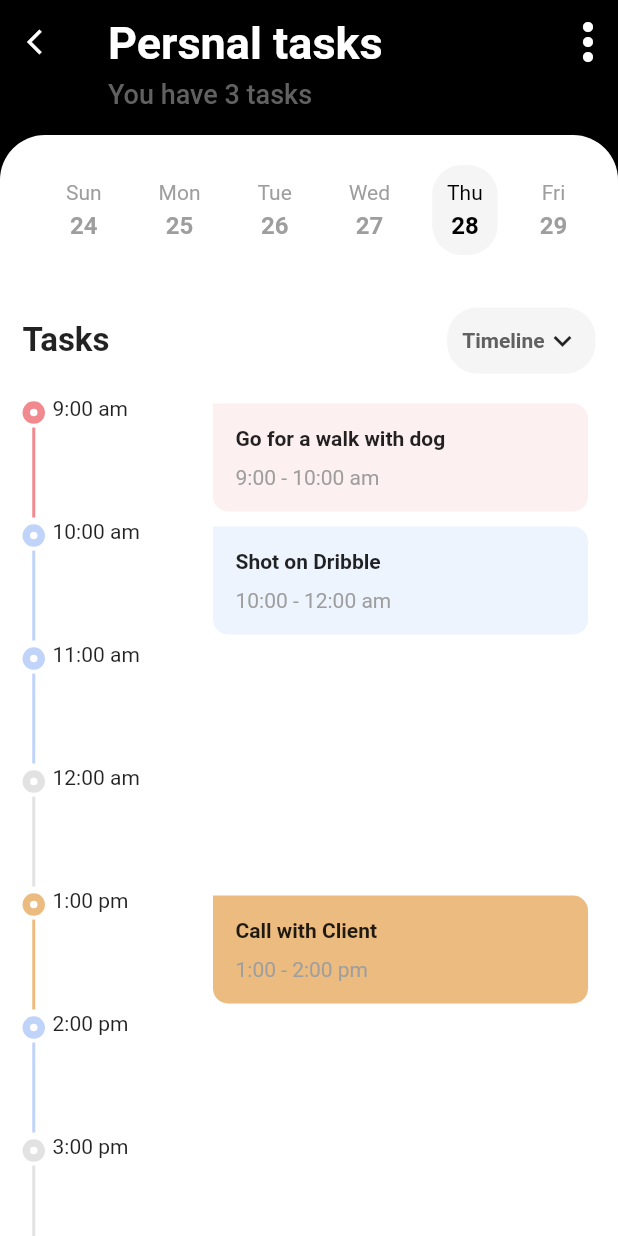
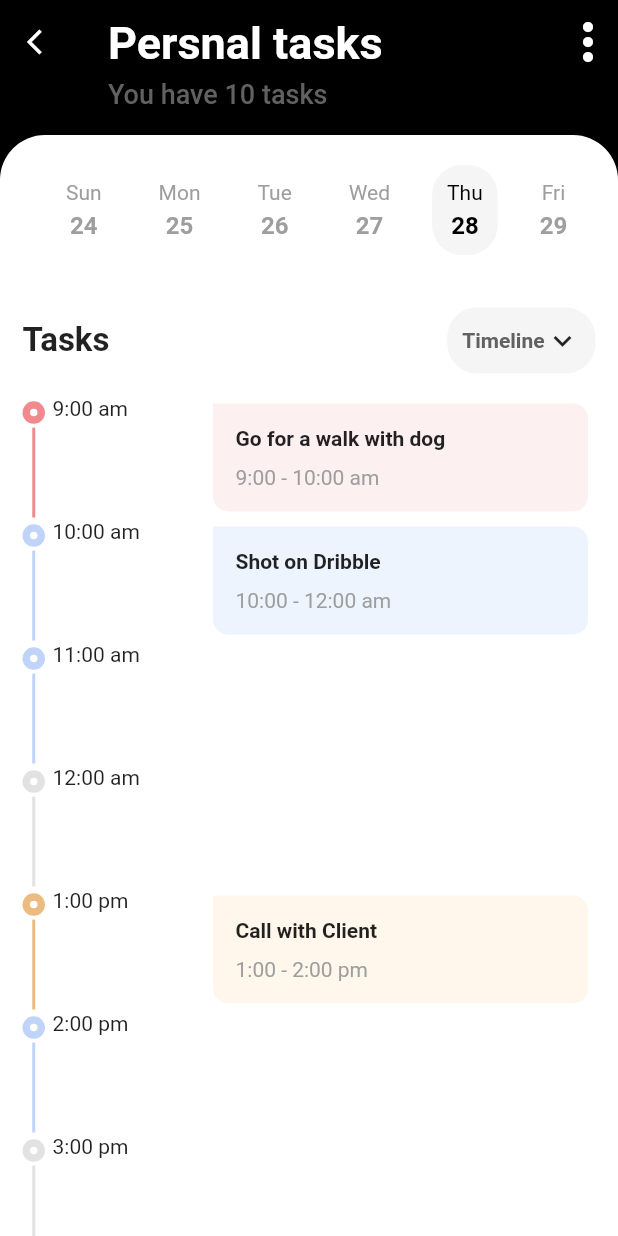
Before and after one commit to Salman313ali/todo_app, a Flutter app: the screen it shows after launch, after a tap on "Persnal", on a phone screen of 412 x 824 dp. Run offline on Flutter 3.47's test engine with Material 2 defaults, Android fonts, the phone set to English and light mode, and no system bars; drawn by our look-alikes of timeline_tile; our stand-ins replace dotted_border.

Commit message:
minor changes in ui

```diff
--- a/lib/models/task.dart
+++ b/lib/models/task.dart
@@ -31,8 +31,8 @@ class Task {
         bgColor: MYellowLight,
         iconColor: MYellowDark,
         btnColor: MYellow,
-        left: 3,
-        done: 1,
+        left: 10,
+        done: 2,
         desc: [
           {
             'time': '9:00 am',
@@ -65,7 +65,7 @@ class Task {
             'title': 'Call with Client',
             'slot': '1:00 - 2:00 pm',
             'tlColor': MYellowDark,
-            'bgColor': MYellowDark
+            'bgColor': MYellowLight
           },
           {
             'time': '2:00 pm',
@@ -81,10 +81,10 @@ class Task {
           },
           {
             'time': '4:00 pm',
-            'title': 'Call with Client',
+            'title': 'Nap',
             'slot': '4:00 - 5:00 pm',
-            'tlColor': MYellowDark,
-            'bgColor': MYellowDark
+            'tlColor': MBlueDark,
+            'bgColor': MBlueLight
           },
           {
             'time': '5:00 pm',
@@ -94,10 +94,10 @@ class Task {
           },
           {
             'time': '6:00 pm',
-            'title': 'Call with Client',
+            'title': 'Tv Time',
             'slot': '6:00 - 7:00 pm',
-            'tlColor': MYellowDark,
-            'bgColor': MYellowDark
+            'tlColor': MRedDark,
+            'bgColor': MRedLight
           },
         ],
       ),
@@ -109,7 +109,28 @@ class Task {
           btnColor: MRed,
           left: 0,
           done: 0,
-      ),
+          desc: [
+            {
+              'time': '4:00 pm',
+              'title': 'Nap',
+              'slot': '4:00 - 5:00 pm',
+              'tlColor': MBlueDark,
+              'bgColor': MBlueLight
+            },
+            {
+              'time': '5:00 pm',
+              'title': '',
+              'slot': '',
+              'tlColor': Colors.grey.withOpacity(0.3),
+            },
+            {
+              'time': '6:00 pm',
+              'title': 'Tv Time',
+              'slot': '6:00 - 7:00 pm',
+              'tlColor': MRedDark,
+              'bgColor': MRedLight
+            },
+          ]),
       Task(
         iconData: Icons.favorite_rounded,
         title: 'Health',
--- a/lib/screens/details/detail.dart
+++ b/lib/screens/details/detail.dart
@@ -53,6 +53,20 @@ class DetailPage extends StatelessWidget {
                         (_, index) => TaskTimeLine(detailList[index]),
                         childCount: detailList.length),
                   ),
+            SliverFillRemaining(
+              child: Container(
+                color: Colors.white,
+                child: Center(
+                  child: Text(
+                    " ",
+                    style: TextStyle(
+                      color: Colors.grey,
+                      fontSize: 18,
+                    ),
+                  ),
+                ),
+              ),
+            )
           ],
         ));
   }
--- a/lib/screens/home/Widgets/tasks.dart
+++ b/lib/screens/home/Widgets/tasks.dart
@@ -54,6 +54,7 @@ class Tasks extends StatelessWidget {
         ),
         child: Column(
           crossAxisAlignment: CrossAxisAlignment.start,
+          mainAxisAlignment: MainAxisAlignment.spaceAround,
           children: [
             Icon(
               task.iconData,
```
Lines whose indentation alone changed are shown as unchanged.
